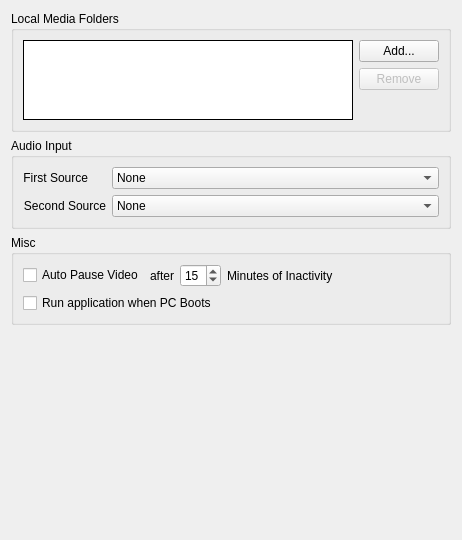
First picture: the form in client/libclient/src/ui/widgets/local_settings/general_preferences_widget.ui, repository networkoptix/nx_open, before the edit.
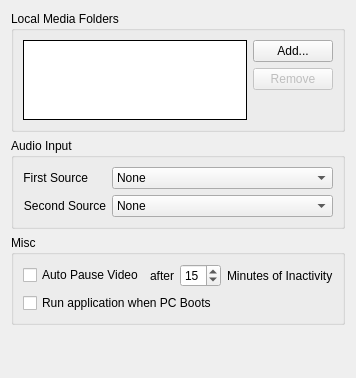
Second picture: the form after the edit.

Commit message:
VMS-2600 - Local Settings dialog UI fixes
<==== Mercurial data ====>
Branch: dev_3.0.0_gui

What changed in the file:
```diff
--- a/client/libclient/src/ui/widgets/local_settings/general_preferences_widget.ui
+++ b/client/libclient/src/ui/widgets/local_settings/general_preferences_widget.ui
@@ -6,17 +6,14 @@
    <rect>
     <x>0</x>
     <y>0</y>
-    <width>462</width>
-    <height>540</height>
+    <width>351</width>
+    <height>378</height>
    </rect>
   </property>
   <property name="windowTitle">
    <string/>
   </property>
   <layout class="QVBoxLayout" name="verticalLayout" stretch="0,0,0,1">
-   <property name="bottomMargin">
-    <number>0</number>
-   </property>
    <item>
     <widget class="QGroupBox" name="mediaFoldersGroupBox">
      <property name="title">
```
The commit also changes 6 other files.
